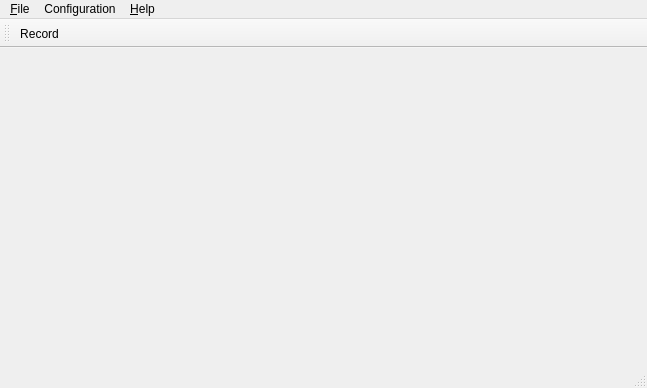
Above: lib/ui/mainUi.ui from wonkoderverstaendige/Spotter before the change. Below: the same form after it.
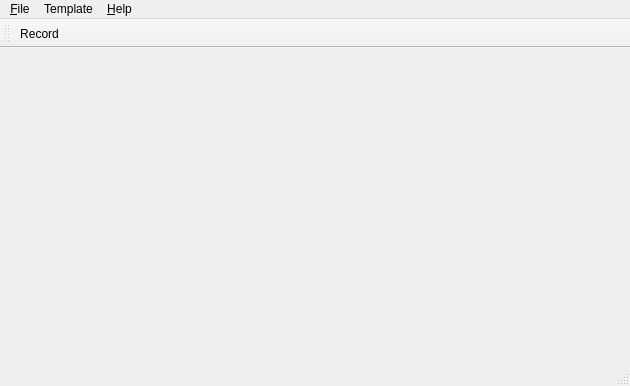
That is the form after the change. Icons and pictures are not drawn.

Commit message: Remove all sub pages (Reset template)

```diff
--- a/lib/ui/mainUi.ui
+++ b/lib/ui/mainUi.ui
@@ -6,8 +6,8 @@
    <rect>
     <x>0</x>
     <y>0</y>
-    <width>647</width>
-    <height>388</height>
+    <width>630</width>
+    <height>386</height>
    </rect>
   </property>
   <property name="sizePolicy">
@@ -81,7 +81,7 @@
     <rect>
      <x>0</x>
      <y>0</y>
-     <width>647</width>
+     <width>630</width>
      <height>21</height>
     </rect>
    </property>
@@ -129,7 +129,7 @@
    </widget>
    <widget class="QMenu" name="menuTemplate">
     <property name="title">
-     <string>Configuration</string>
+     <string>Template</string>
     </property>
     <addaction name="actionLoadConfig"/>
     <addaction name="actionSaveConfig"/>
```
Left out of the diff: 9 changed lines with no effect on the pictures. The commit also changes 6 other files.
